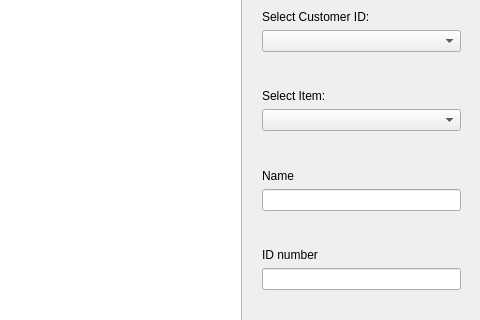
This is project2/mainwindow.ui in Jonjy/CS-1C-project-2 as Qt 5 draws it before an edit; both pictures show x 529 to 1009 and y 106 to 426 of the 1009 by 602 pixel window. The edited form follows.
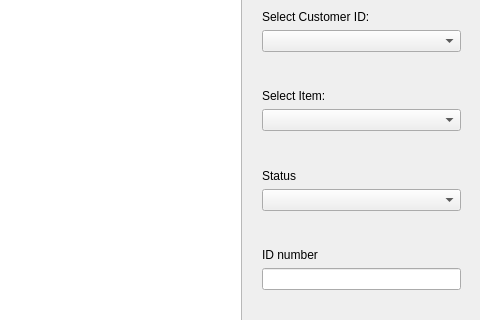
This is the edited form. The open tabs and pages were chosen to show the change. Icons and pictures are not drawn.

Diff of the .ui file:
```diff
--- a/project2/mainwindow.ui
+++ b/project2/mainwindow.ui
@@ -449,7 +449,7 @@
         </widget>
        </item>
        <item>
-        <widget class="QComboBox" name="comboBox"/>
+        <widget class="QComboBox" name="ItemBox"/>
        </item>
        <item>
         <spacer name="verticalSpacer">
@@ -467,12 +467,12 @@
        <item>
         <widget class="QLabel" name="label_2">
          <property name="text">
-          <string>Name</string>
+          <string>Status</string>
          </property>
         </widget>
        </item>
        <item>
-        <widget class="QLineEdit" name="NameEdit"/>
+        <widget class="QComboBox" name="comboBox"/>
        </item>
        <item>
         <spacer name="verticalSpacer_4">
```
Left out of the diff: 98 changed lines with no effect on the pictures.
